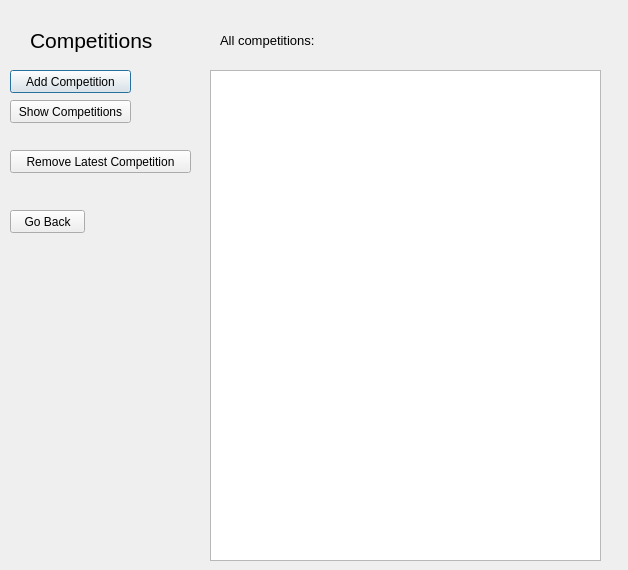
hannajohanssson/TraniningsDagbok, file competitionwindow.ui: the form before one commit.
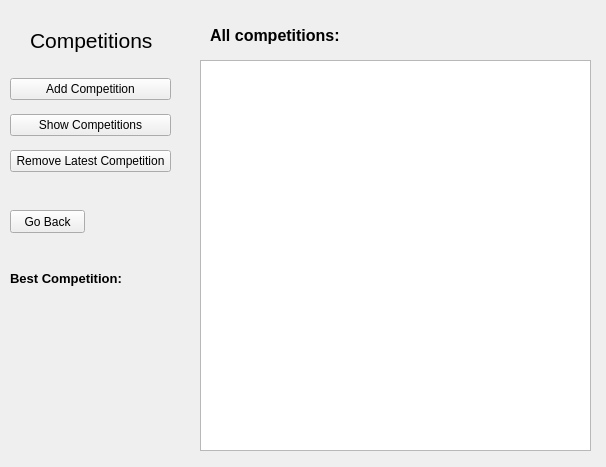
The form after the commit.

What changed in the file:
```diff
--- a/competitionwindow.ui
+++ b/competitionwindow.ui
@@ -6,8 +6,8 @@
    <rect>
     <x>0</x>
     <y>0</y>
-    <width>628</width>
-    <height>570</height>
+    <width>606</width>
+    <height>467</height>
    </rect>
   </property>
   <property name="windowTitle">
@@ -146,32 +146,6 @@
     </rect>
    </property>
   </widget>
-  <widget class="QPushButton" name="pushButtonAddCompetition">
-   <property name="geometry">
-    <rect>
-     <x>10</x>
-     <y>70</y>
-     <width>121</width>
-     <height>23</height>
-    </rect>
-   </property>
-   <property name="text">
-    <string>Add Competition</string>
-   </property>
-  </widget>
-  <widget class="QPushButton" name="pushButtonShow">
-   <property name="geometry">
-    <rect>
-     <x>10</x>
-     <y>100</y>
-     <width>121</width>
-     <height>23</height>
-    </rect>
-   </property>
-   <property name="text">
-    <string>Show Competitions</string>
-   </property>
-  </widget>
   <widget class="QPushButton" name="pushButtonSave">
    <property name="geometry">
     <rect>
@@ -201,35 +175,27 @@
   <widget class="QListWidget" name="listWidgetShowCompetitions">
    <property name="geometry">
     <rect>
-     <x>210</x>
-     <y>70</y>
+     <x>200</x>
+     <y>60</y>
      <width>391</width>
-     <height>491</height>
+     <height>391</height>
     </rect>
    </property>
   </widget>
-  <widget class="QPushButton" name="RemoveComp">
-   <property name="geometry">
-    <rect>
-     <x>10</x>
-     <y>150</y>
-     <width>181</width>
-     <height>23</height>
-    </rect>
-   </property>
-   <property name="text">
-    <string>Remove Latest Competition</string>
-   </property>
-  </widget>
   <widget class="QLabel" name="labelBestComp">
    <property name="geometry">
     <rect>
-     <x>20</x>
-     <y>260</y>
-     <width>171</width>
-     <height>221</height>
+     <x>10</x>
+     <y>300</y>
+     <width>141</width>
+     <height>81</height>
     </rect>
    </property>
+   <property name="font">
+    <font>
+     <pointsize>10</pointsize>
+    </font>
+   </property>
    <property name="text">
     <string/>
    </property>
@@ -237,21 +203,76 @@
   <widget class="QLabel" name="RubrikAllComp">
    <property name="geometry">
     <rect>
-     <x>220</x>
-     <y>25</y>
-     <width>181</width>
+     <x>210</x>
+     <y>20</y>
+     <width>191</width>
      <height>31</height>
     </rect>
    </property>
    <property name="font">
     <font>
-     <pointsize>10</pointsize>
+     <pointsize>12</pointsize>
+     <weight>75</weight>
+     <bold>true</bold>
     </font>
    </property>
    <property name="text">
     <string>All competitions:</string>
    </property>
   </widget>
+  <widget class="QLabel" name="RubrikBestComp">
+   <property name="geometry">
+    <rect>
+     <x>10</x>
+     <y>270</y>
+     <width>131</width>
+     <height>16</height>
+    </rect>
+   </property>
+   <property name="font">
+    <font>
+     <pointsize>10</pointsize>
+     <weight>75</weight>
+     <bold>true</bold>
+    </font>
+   </property>
+   <property name="text">
+    <string>Best Competition:</string>
+   </property>
+  </widget>
+  <widget class="QWidget" name="">
+   <property name="geometry">
+    <rect>
+     <x>10</x>
+     <y>70</y>
+     <width>161</width>
+     <height>111</height>
+    </rect>
+   </property>
+   <layout class="QVBoxLayout" name="verticalLayout">
+    <item>
+     <widget class="QPushButton" name="pushButtonAddCompetition">
+      <property name="text">
+       <string>Add Competition</string>
+      </property>
+     </widget>
+    </item>
+    <item>
+     <widget class="QPushButton" name="pushButtonShow">
+      <property name="text">
+       <string>Show Competitions</string>
+      </property>
+     </widget>
+    </item>
+    <item>
+     <widget class="QPushButton" name="RemoveComp">
+      <property name="text">
+       <string>Remove Latest Competition</string>
+      </property>
+     </widget>
+    </item>
+   </layout>
+  </widget>
  </widget>
  <resources/>
  <connections/>
```
Left out of the diff: 13 changed lines with no effect on the pictures.
